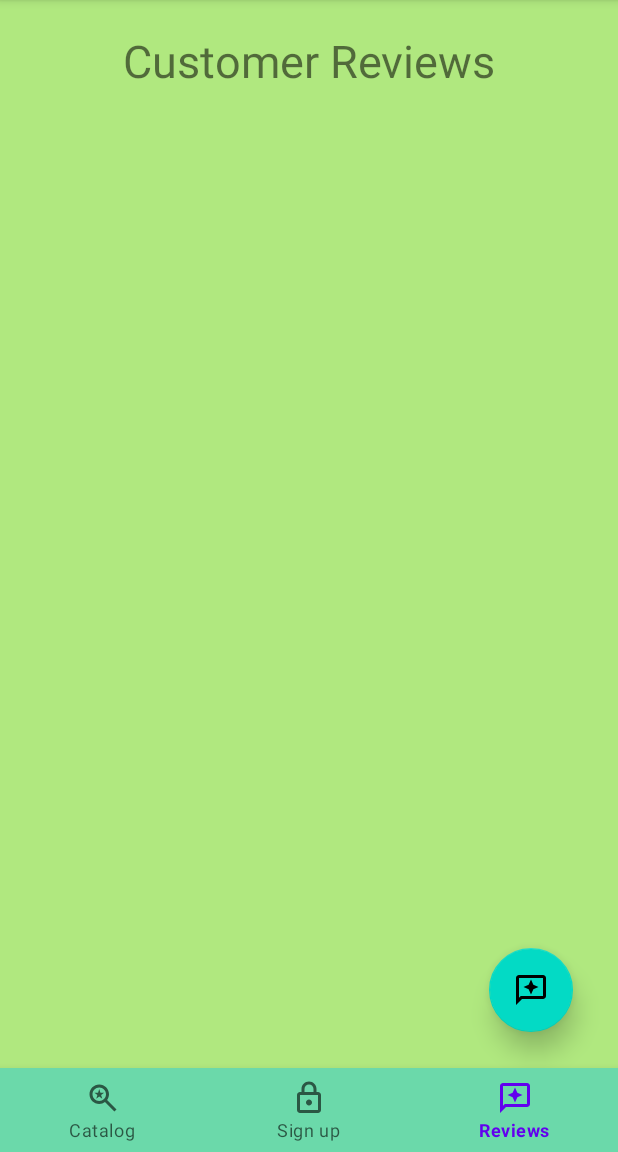
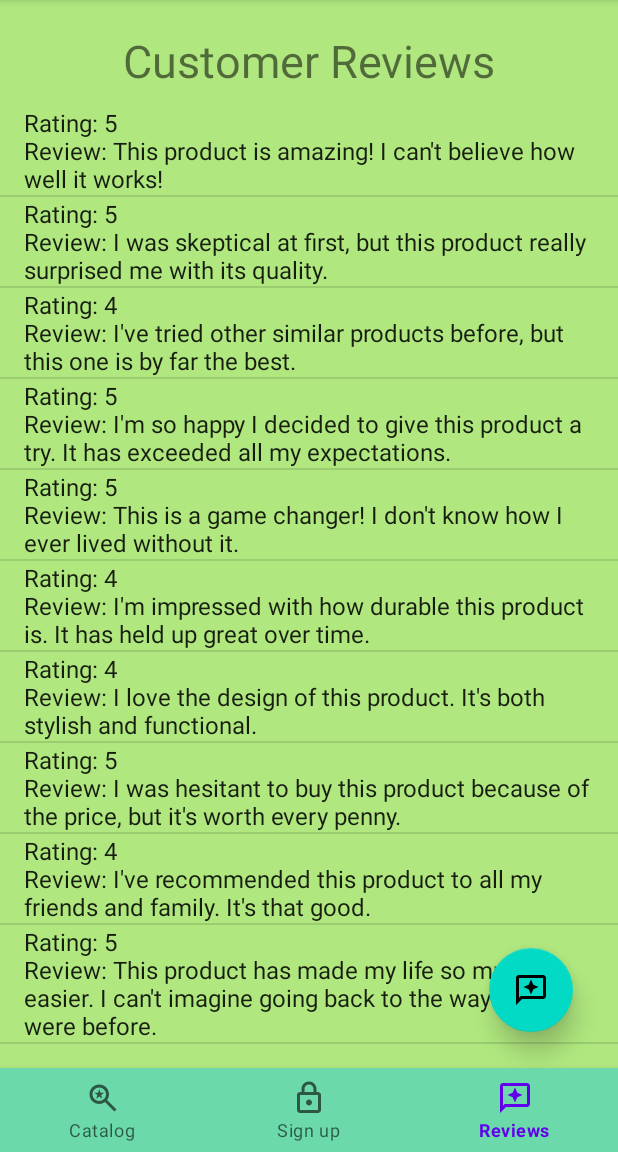
Before and after one commit to iamdedeepsai/sweetrock, an Android app: the screen it shows after launch (MainActivity), item 3 of the bottom bar chosen, on a phone screen of 412 x 824 dp, the part 84-1236 px from its top. Run offline under Robolectric (Android 15) with nearby library versions, the phone set to English and light mode, and no system bars.

```diff
--- a/app/src/main/java/com/example/sweetrock/Review.kt
+++ b/app/src/main/java/com/example/sweetrock/Review.kt
@@ -1,7 +1,6 @@
 package com.example.sweetrock
 
 import android.app.Dialog
-import android.app.NotificationManager
 import android.os.Bundle
 import android.view.LayoutInflater
 import android.view.View
@@ -11,9 +10,6 @@ import android.widget.ListView
 import androidx.fragment.app.Fragment
 import com.example.sweetrock.databinding.FragmentReviewBinding
 import com.example.sweetrock.databinding.FragmentReviewListBinding
-import com.google.android.material.bottomnavigation.BottomNavigationView
-import com.google.android.material.floatingactionbutton.FloatingActionButton
-import java.util.ArrayList
 
 
 class Review : Fragment() {
@@ -23,25 +19,50 @@ class Review : Fragment() {
     private var selectedDate: String = ""
     private lateinit var dialog: Dialog
     private lateinit var adapter: ArrayAdapter<String>
-    private lateinit var myListView : ListView
+    private lateinit var myListView: ListView
+
+    val fakeReviews = arrayOf(
+        "This product is amazing! I can't believe how well it works!",
+        "I was skeptical at first, but this product really surprised me with its quality.",
+        "I've tried other similar products before, but this one is by far the best.",
+        "I'm so happy I decided to give this product a try. It has exceeded all my expectations.",
+        "This is a game changer! I don't know how I ever lived without it.",
+        "I'm impressed with how durable this product is. It has held up great over time.",
+        "I love the design of this product. It's both stylish and functional.",
+        "I was hesitant to buy this product because of the price, but it's worth every penny.",
+        "I've recommended this product to all my friends and family. It's that good.",
+        "This product has made my life so much easier. I can't imagine going back to the way things were before."
+    )
+
 
     private val binding get() = _binding!!
     override fun onCreateView(
-        inflater: LayoutInflater, container: ViewGroup?, savedInstanceState: Bundle?): View? {
+        inflater: LayoutInflater, container: ViewGroup?, savedInstanceState: Bundle?
+    ): View? {
         _binding = FragmentReviewListBinding.inflate(inflater, container, false)
         return binding.root
     }
+
     override fun onViewCreated(view: View, savedInstanceState: Bundle?) {
         super.onViewCreated(view, savedInstanceState)
         myListView = _binding!!.dynamic
-        adapter = ArrayAdapter<String>(requireContext(), android.R.layout.simple_list_item_1, listItems)
+
+        for (i in 0..9) {
+            listItems.add("Rating: " + (Math.random() * 2 + 4).toInt() + "\nReview: " + fakeReviews[i])
+        }
+
+        adapter =
+            ArrayAdapter<String>(requireContext(), android.R.layout.simple_list_item_1, listItems)
         myListView.adapter = adapter
         val fab = binding.floatingActionButton
         fab.setOnClickListener { view ->
             binding2 = FragmentReviewBinding.inflate(layoutInflater)
             var dialog = Dialog(requireContext())
-            dialog.setContentView(binding2.root);
-            dialog.getWindow()?.setLayout(ViewGroup.LayoutParams.MATCH_PARENT, ViewGroup.LayoutParams.WRAP_CONTENT);
+            dialog.setContentView(binding2.root)
+            dialog.window?.setLayout(
+                ViewGroup.LayoutParams.MATCH_PARENT,
+                ViewGroup.LayoutParams.WRAP_CONTENT
+            )
             dialog.setCancelable(false)
             dialog.show()
             binding2.button.setOnClickListener {
```
